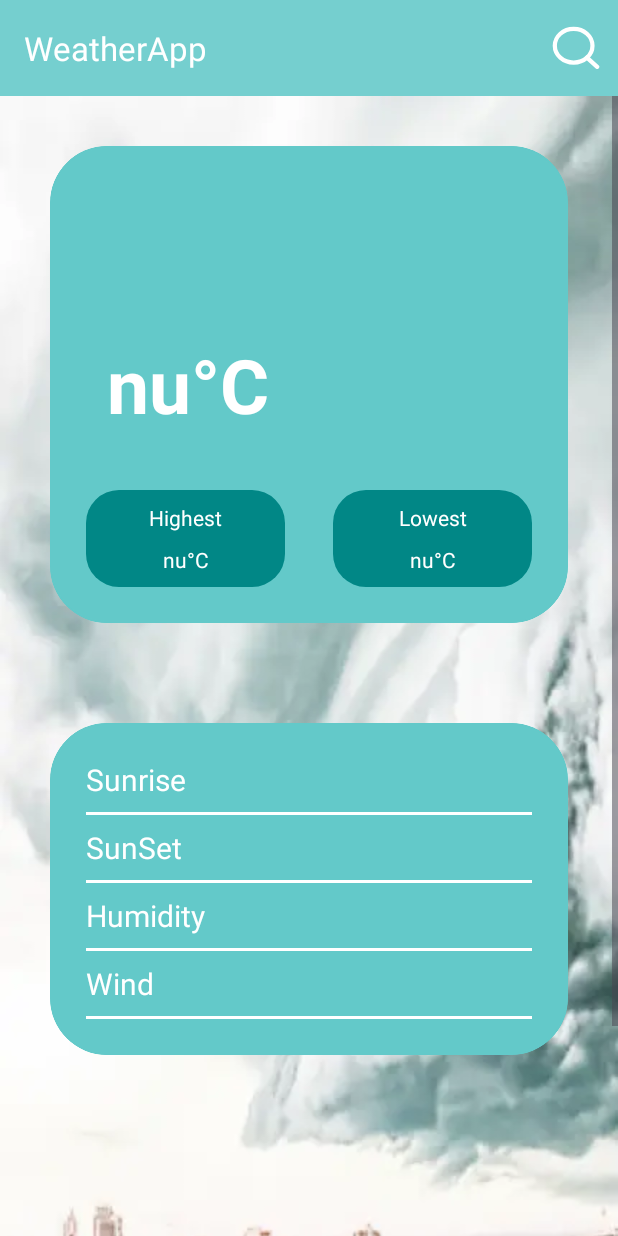
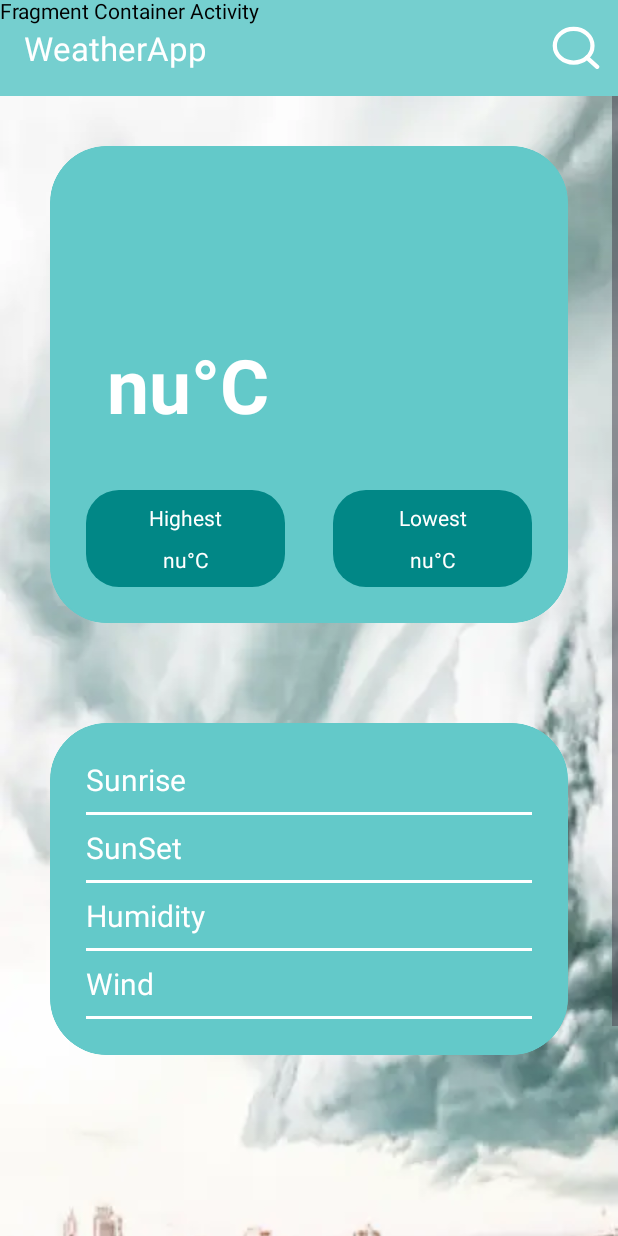
Before and after one commit to sajaljain/WeatherApp, an Android app built with Jetpack Compose: the FragmentContainerActivity screen opened directly, with no data from a screen before it, on a phone screen of 412 x 824 dp. Run offline under Robolectric (Android 15) with nearby library versions, the light colour scheme and no system bars; our stand-ins replace data binding; pictures from the network do not load.

Commit message:
Compose making a preview and adding a text

```diff
--- a/app/build.gradle
+++ b/app/build.gradle
@@ -39,8 +39,6 @@ android {
     }
     buildFeatures {
         compose true
-    }
-    buildFeatures {
         dataBinding = true
     }
     composeOptions {
@@ -70,6 +68,7 @@ dependencies {
     implementation 'androidx.legacy:legacy-support-v4:1.0.0'
     implementation 'androidx.lifecycle:lifecycle-livedata-ktx:2.6.2'
     implementation 'androidx.lifecycle:lifecycle-viewmodel-ktx:2.6.2'
+    implementation platform('androidx.compose:compose-bom:2023.03.00')
     testImplementation 'junit:junit:4.13.2'
     testImplementation 'org.junit.jupiter:junit-jupiter'
     testImplementation 'org.junit.jupiter:junit-jupiter-api:5.8.2'
@@ -77,6 +76,7 @@ dependencies {
     androidTestImplementation 'androidx.test.espresso:espresso-core:3.5.1'
     androidTestImplementation platform('androidx.compose:compose-bom:2022.10.00')
     androidTestImplementation 'androidx.compose.ui:ui-test-junit4'
+    androidTestImplementation platform('androidx.compose:compose-bom:2023.03.00')
     debugImplementation 'androidx.compose.ui:ui-tooling'
     debugImplementation 'androidx.compose.ui:ui-test-manifest'
     implementation "com.google.android.gms:play-services-location:21.0.1"
--- a/app/src/main/java/com/sajal/weatherapp/base/view/FragmentContainerActivity.kt
+++ b/app/src/main/java/com/sajal/weatherapp/base/view/FragmentContainerActivity.kt
@@ -5,6 +5,8 @@ import android.os.Bundle
 import android.view.Menu
 import android.view.MenuItem
 import androidx.appcompat.app.AppCompatActivity
+import androidx.compose.material3.Text
+import androidx.compose.runtime.Composable
 import androidx.databinding.DataBindingUtil
 import com.sajal.weatherapp.R
 import com.sajal.weatherapp.base.viewmodel.FragmentContainerVM
@@ -20,6 +22,9 @@ class FragmentContainerActivity : AppCompatActivity() {
         super.onCreate(savedInstanceState)
         binding = DataBindingUtil.setContentView(this,R.layout.activity_fragment_container)
         setSupportActionBar(binding.toolbar)
+        binding.composeContainer.setContent {
+            sayCheezy(name = "Fragment Container Activity")
+        }
         launchNewsFragment()
     }
 
@@ -39,4 +44,8 @@ class FragmentContainerActivity : AppCompatActivity() {
     override fun onOptionsItemSelected(item: MenuItem): Boolean {
         return super.onOptionsItemSelected(item)
     }
+    @Composable
+    fun sayCheezy(name : String = "Some Default Name Value") {
+        Text(text = "$name")
+    }
 }
--- a/app/src/main/res/layout/activity_fragment_container.xml
+++ b/app/src/main/res/layout/activity_fragment_container.xml
@@ -37,6 +37,15 @@
             app:layout_constraintStart_toStartOf="parent"
             app:layout_constraintTop_toBottomOf="@id/app_bar" />
 
+        <androidx.compose.ui.platform.ComposeView
+            android:id="@+id/compose_container"
+            android:layout_width="0dp"
+            app:layout_constraintBottom_toBottomOf="parent"
+            app:layout_constraintEnd_toEndOf="parent"
+            app:layout_constraintStart_toStartOf="parent"
+            app:layout_constraintTop_toTopOf="parent"
+            android:layout_height="0dp"/>
+
 
     </androidx.constraintlayout.widget.ConstraintLayout>
 </layout>
--- a/app/src/main/res/values/strings.xml
+++ b/app/src/main/res/values/strings.xml
@@ -15,4 +15,5 @@
     <string name="highest_text">Highest</string>
     <string name="lowest_text">Lowest</string>
     <string name="_6_00_am">6:00 AM</string>
+    <string name="title_activity_my_compose">MyComposeActivity</string>
 </resources>
--- a/build.gradle
+++ b/build.gradle
@@ -1,6 +1,6 @@
 // Top-level build file where you can add configuration options common to all sub-projects/modules.
 plugins {
-    id 'com.android.application' version '8.0.2' apply false
-    id 'com.android.library' version '8.0.2' apply false
+    id 'com.android.application' version '8.1.2' apply false
+    id 'com.android.library' version '8.1.2' apply false
     id 'org.jetbrains.kotlin.android' version '1.7.20' apply false
 }
```
Also changed, not shown: app/src/main/AndroidManifest.xml (+10 -4 lines), app/src/main/java/com/sajal/weatherapp/splash/MyComposeActivity.kt (added, +34 -0 lines), app/src/main/java/com/sajal/weatherapp/splash/ui/theme/Color.kt (added, +11 -0 lines), app/src/main/java/com/sajal/weatherapp/splash/ui/theme/Theme.kt (added, +70 -0 lines), app/src/main/java/com/sajal/weatherapp/splash/ui/theme/Type.kt (added, +34 -0 lines).
